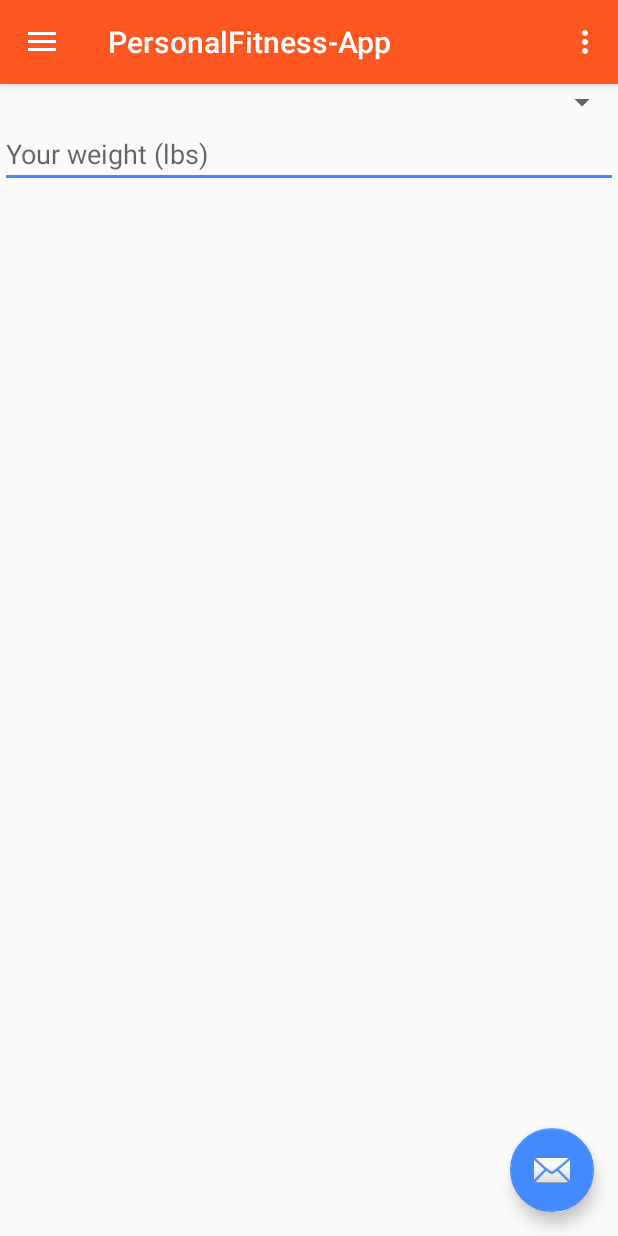
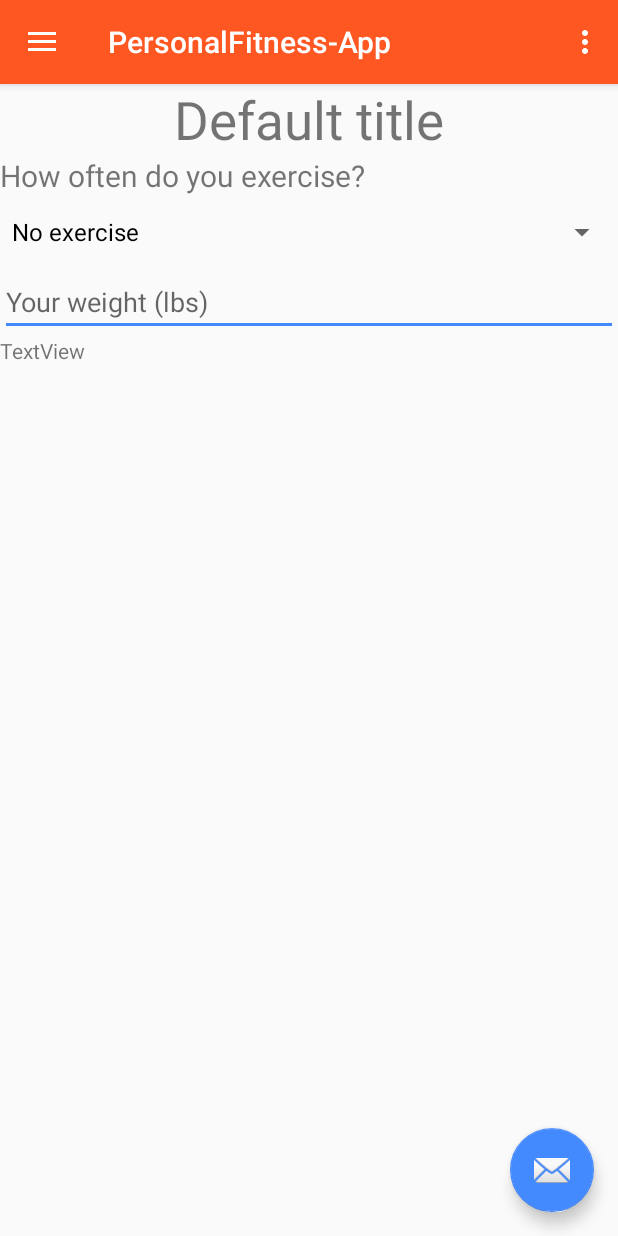
Before and after one commit to StefanoIaconetti/PersonalFitness-App, an Android app: the screen it shows after launch (MainActivity), in the side drawer, after a tap on "Water Intake Calculator", on a phone screen of 412 x 824 dp. Run offline under Robolectric (Android 15) with nearby library versions, the phone set to English and light mode, and no system bars.

Commit message:
#38 Spinner is now complete. Calculations and completion of the water intake calculator will start

```diff
--- a/app/src/main/java/com/stefanoiaconetti/personalfitness_app/WaterIntakeFragment.java
+++ b/app/src/main/java/com/stefanoiaconetti/personalfitness_app/WaterIntakeFragment.java
@@ -7,6 +7,8 @@ import android.support.v4.app.Fragment;
 import android.view.LayoutInflater;
 import android.view.View;
 import android.view.ViewGroup;
+import android.widget.ArrayAdapter;
+import android.widget.Spinner;
 
 
 /**
@@ -64,7 +66,25 @@ public class WaterIntakeFragment extends Fragment {
     public View onCreateView(LayoutInflater inflater, ViewGroup container,
                              Bundle savedInstanceState) {
         // Inflate the layout for this fragment
-        return inflater.inflate(R.layout.fragment_water_intake, container, false);
+        View view = inflater.inflate(R.layout.fragment_water_intake, container, false);
+
+        //Spinner being called
+        Spinner spinner = (Spinner) view.findViewById(R.id.waterIntakeSpinner);
+        //String exerciseStats that is in the strings.xml is being called
+        String[] exerArray = getResources().getStringArray(R.array.exerciseStats);
+        //Adapter for the spinner
+        ArrayAdapter<String> adapter = new ArrayAdapter<String>(getContext(), R.layout.support_simple_spinner_dropdown_item, exerArray);
+
+        //Layout for spinner
+        adapter.setDropDownViewResource(android.R.layout.simple_spinner_dropdown_item);
+
+        //Adding adapter to the spinner
+        spinner.setAdapter(adapter);
+
+
+
+
+        return view;
     }
 
     // TODO: Rename method, update argument and hook method into UI event
--- a/app/src/main/res/layout/fragment_water_intake.xml
+++ b/app/src/main/res/layout/fragment_water_intake.xml
@@ -5,8 +5,23 @@
     android:orientation="vertical"
     tools:context="com.stefanoiaconetti.personalfitness_app.WaterIntakeFragment">
 
+    <TextView
+        android:id="@+id/waterIntakeTitle"
+        android:layout_width="match_parent"
+        android:layout_height="wrap_content"
+        android:text="@string/waterIntakeTitle"
+        android:textAlignment="center"
+        android:textSize="@dimen/title_size" />
+
+    <TextView
+        android:id="@+id/exerText"
+        android:layout_width="match_parent"
+        android:layout_height="wrap_content"
+        android:text="@string/oftenExercise"
+        android:textSize="@dimen/quote_size" />
+
     <Spinner
-        android:id="@+id/spinner"
+        android:id="@+id/waterIntakeSpinner"
         android:layout_width="match_parent"
         android:layout_height="wrap_content" />
 
@@ -18,4 +33,10 @@
         android:hint="@string/weight_input"
         android:inputType="numberDecimal" />
 
+    <TextView
+        android:id="@+id/calculationsText"
+        android:layout_width="match_parent"
+        android:layout_height="wrap_content"
+        android:text="TextView" />
+
 </LinearLayout>
--- a/app/src/main/res/values/dimens.xml
+++ b/app/src/main/res/values/dimens.xml
@@ -6,7 +6,7 @@
     <dimen name="nav_header_height">176dp</dimen>
     <dimen name="fab_margin">16dp</dimen>
 
-    <dimen name="title_size">35dp</dimen>
-    <dimen name="quote_size">20dp</dimen>
+    <dimen name="title_size">35sp</dimen>
+    <dimen name="quote_size">20sp</dimen>
 
 </resources>
--- a/app/src/main/res/values/strings.xml
+++ b/app/src/main/res/values/strings.xml
@@ -44,6 +44,19 @@
     <string name="quoteFive">Rougly 70% of weight loss starts with your diet!</string>
     <string name="quoteSix">Try exercising a little everyday. A simple 30 jumping jacks could suffice and make a huge difference</string>
 
+    <!--Water intake calculator texts -->
+    <string name="oftenExercise">How often do you exercise?</string>
+    <string name="waterIntakeTitle">Default title</string>
+
+    <!-- String array to hold information for the waater intake calculator-->
+    <string-array name="exerciseStats">
+       <item>No exercise</item>
+        <item>Not much exercise</item>
+        <item>A little bit of walking</item>
+        <item>Working out for at least 30 minutes</item>
+        <item>Casual 30 minute jog/run</item>
+        <item>Intense training</item>
+    </string-array>
 
 
     <!-- Page titles -->
```
